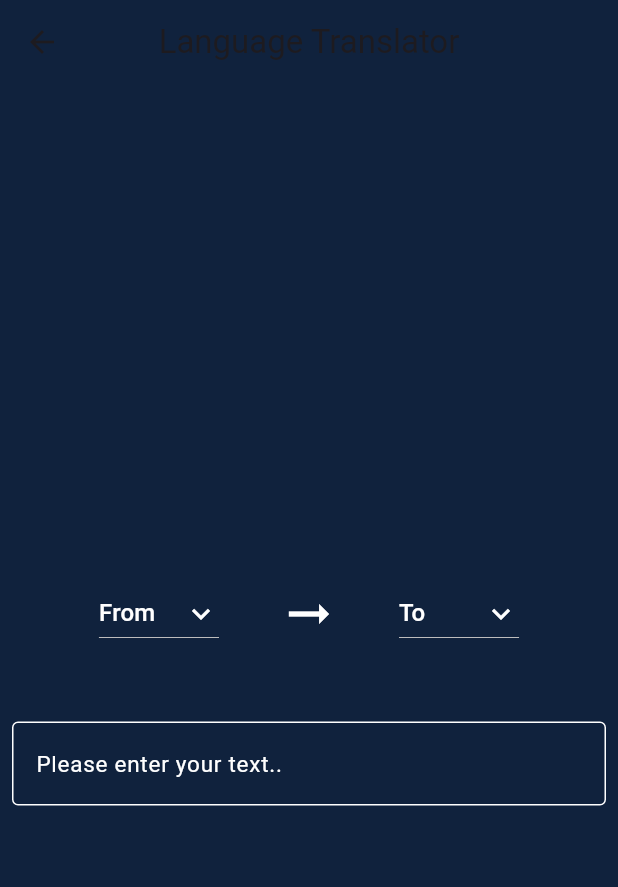
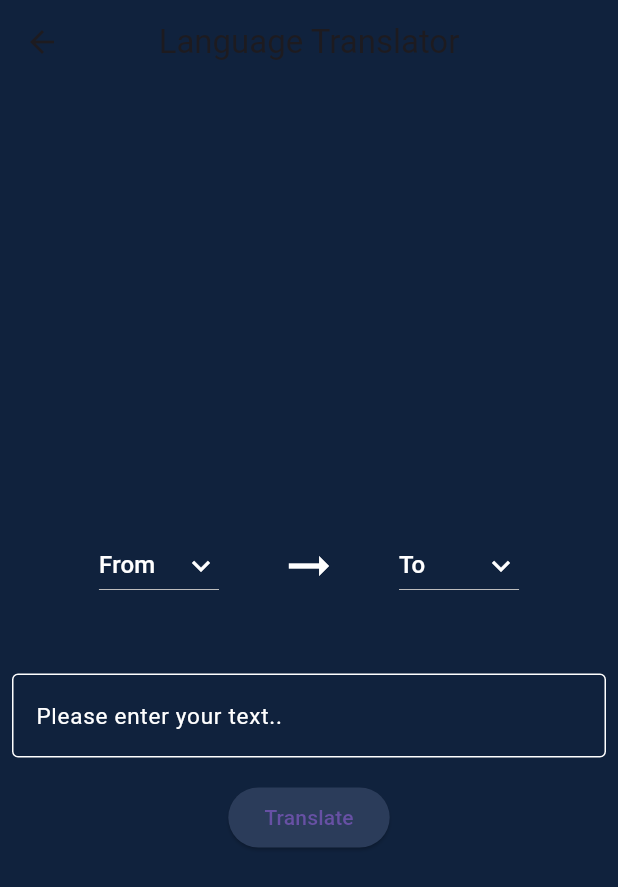
Before and after one commit to Hirun4/Translate-APP, a Flutter app: the LanguageTranslationPage screen opened directly, on a phone screen of 412 x 824 dp. Shown: the top 887 px of the screen. Run offline on Flutter 3.47's test engine with Material 3 defaults, Android fonts, the phone set to English and light mode, and no system bars; missing offline and left inert: translator; statements that could not run were skipped.

Commit message:
translate function

```diff
--- a/lib/language_translation.dart
+++ b/lib/language_translation.dart
@@ -1,4 +1,5 @@
 import 'package:flutter/material.dart';
+import 'package:translator/translator.dart';
 
 class LanguageTranslationPage extends StatefulWidget {
   const LanguageTranslationPage({super.key});
@@ -14,6 +15,12 @@ class _LanguageTranslationPageState extends State<LanguageTranslationPage> {
   var destinationLanguage = 'To';
   var output = "";
   TextEditingController languageController = TextEditingController();
+
+  void translate(String src, String dest, String input) async {
+    GoogleTranslator translator = new GoogleTranslator();
+    var translation = await translator.translate(input, from: src, to: dest);
+  }
+
   @override
   Widget build(BuildContext context) {
     return Scaffold(
@@ -115,8 +122,16 @@ class _LanguageTranslationPageState extends State<LanguageTranslationPage> {
                     if (value == null || value.isEmpty) {
                       return 'please enter text to translate';
                     }
+                    return null;
                   },
                 ),
+              ),
+              Padding(
+                padding: EdgeInsets.all(8),
+                child: ElevatedButton(
+                    style: ElevatedButton.styleFrom(primary: Color(0xff2b3c5a)),
+                    onPressed: () {},
+                    child: Text("Translate")),
               )
             ],
           ),
```
